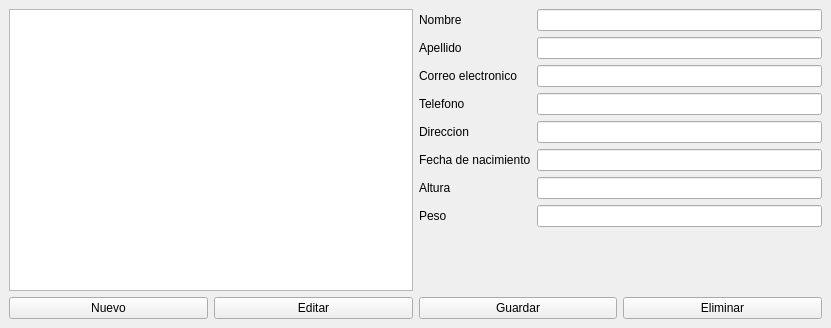
This is base.ui in Ezequiel-CE/tp3-laboratorio-2 as Qt 5 draws it before an edit. The edited form follows.
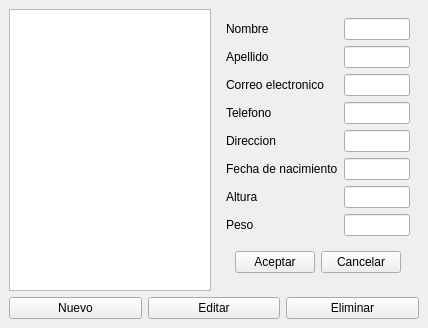
This is the edited form.

Commit message: added funcionalidad para  nuevo

```diff
--- a/base.ui
+++ b/base.ui
@@ -6,8 +6,8 @@
    <rect>
     <x>0</x>
     <y>0</y>
-    <width>831</width>
-    <height>328</height>
+    <width>428</width>
+    <height>291</height>
    </rect>
   </property>
   <property name="windowTitle">
@@ -21,6 +21,7 @@
        <widget class="QListWidget" name="lista"/>
       </item>
       <item>
+       <widget class="QWidget" name="form" native="true">
        <layout class="QFormLayout" name="formLayout">
         <item row="0" column="0">
          <widget class="QLabel" name="label">
@@ -102,7 +103,28 @@
         <item row="7" column="1">
          <widget class="QLineEdit" name="peso"/>
         </item>
-       </layout>
+         <item row="8" column="0" colspan="2">
+          <widget class="QWidget" name="confirm_panel" native="true">
+           <layout class="QHBoxLayout" name="horizontalLayout_3">
+            <item>
+             <widget class="QPushButton" name="aceptar">
+              <property name="text">
+               <string>Aceptar</string>
+              </property>
+             </widget>
+            </item>
+            <item>
+             <widget class="QPushButton" name="cancelar">
+              <property name="text">
+               <string>Cancelar</string>
+              </property>
+             </widget>
+            </item>
+           </layout>
+          </widget>
+         </item>
+        </layout>
+       </widget>
       </item>
      </layout>
     </item>
@@ -122,13 +144,6 @@
         </property>
        </widget>
       </item>
-      <item>
-       <widget class="QPushButton" name="guardar">
-        <property name="text">
-         <string>Guardar</string>
-        </property>
-       </widget>
-      </item>
       <item>
        <widget class="QPushButton" name="eliminar">
         <property name="text">
```
Lines whose indentation alone changed are shown as unchanged. The commit also changes 2 other files.
